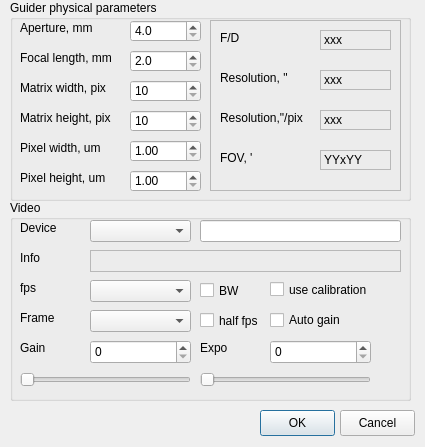
rumengb/lin_guider, file lin_guider/ui/setup_video.ui: the form before one commit.
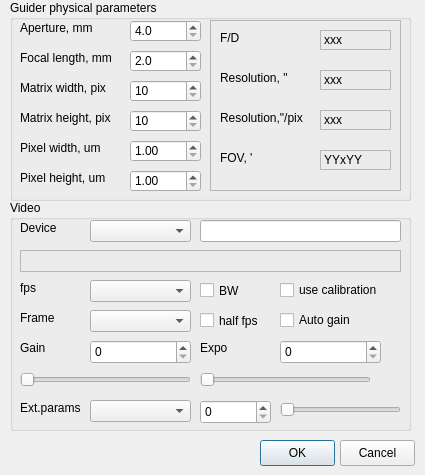
The form after the commit.

```diff
--- a/lin_guider/ui/setup_video.ui
+++ b/lin_guider/ui/setup_video.ui
@@ -7,19 +7,19 @@
     <x>0</x>
     <y>0</y>
     <width>425</width>
-    <height>447</height>
+    <height>475</height>
    </rect>
   </property>
   <property name="minimumSize">
    <size>
     <width>425</width>
-    <height>447</height>
+    <height>475</height>
    </size>
   </property>
   <property name="maximumSize">
    <size>
     <width>425</width>
-    <height>447</height>
+    <height>475</height>
    </size>
   </property>
   <property name="windowTitle">
@@ -395,7 +395,7 @@
      <x>10</x>
      <y>200</y>
      <width>401</width>
-     <height>201</height>
+     <height>231</height>
     </rect>
    </property>
    <property name="title">
@@ -502,9 +502,9 @@
    <widget class="QCheckBox" name="checkBox_AutoGain">
     <property name="geometry">
      <rect>
-      <x>260</x>
+      <x>270</x>
       <y>110</y>
-      <width>91</width>
+      <width>121</width>
       <height>20</height>
      </rect>
     </property>
@@ -564,7 +564,7 @@
    <widget class="QSpinBox" name="spinBox_Expo">
     <property name="geometry">
      <rect>
-      <x>260</x>
+      <x>270</x>
       <y>140</y>
       <width>101</width>
       <height>24</height>
@@ -587,10 +587,10 @@
    <widget class="QCheckBox" name="checkBox_UseCalibration">
     <property name="geometry">
      <rect>
-      <x>260</x>
+      <x>270</x>
       <y>80</y>
-      <width>131</width>
-      <height>19</height>
+      <width>121</width>
+      <height>20</height>
      </rect>
     </property>
     <property name="text">
@@ -607,25 +607,58 @@
      </rect>
     </property>
    </widget>
-   <widget class="QLabel" name="l_Info">
+   <widget class="QSlider" name="horizontalSlider_ExtValue">
+    <property name="geometry">
+     <rect>
+      <x>270</x>
+      <y>200</y>
+      <width>121</width>
+      <height>20</height>
+     </rect>
+    </property>
+    <property name="orientation">
+     <enum>Qt::Horizontal</enum>
+    </property>
+   </widget>
+   <widget class="QSpinBox" name="spinBox_ExtValue">
+    <property name="geometry">
+     <rect>
+      <x>190</x>
+      <y>200</y>
+      <width>71</width>
+      <height>24</height>
+     </rect>
+    </property>
+   </widget>
+   <widget class="QLabel" name="label_ExtParams">
     <property name="geometry">
      <rect>
       <x>10</x>
-      <y>50</y>
+      <y>200</y>
       <width>61</width>
       <height>16</height>
      </rect>
     </property>
     <property name="text">
-     <string>Info</string>
+     <string>Ext.params</string>
+    </property>
+   </widget>
+   <widget class="QComboBox" name="comboBox_ExtParamList">
+    <property name="geometry">
+     <rect>
+      <x>80</x>
+      <y>200</y>
+      <width>101</width>
+      <height>22</height>
+     </rect>
     </property>
    </widget>
    <widget class="QLabel" name="label_Information">
     <property name="geometry">
      <rect>
-      <x>80</x>
+      <x>10</x>
       <y>50</y>
-      <width>311</width>
+      <width>381</width>
       <height>22</height>
      </rect>
     </property>
@@ -644,7 +677,7 @@
    <property name="geometry">
     <rect>
      <x>260</x>
-     <y>410</y>
+     <y>440</y>
      <width>75</width>
      <height>26</height>
     </rect>
@@ -657,7 +690,7 @@
    <property name="geometry">
     <rect>
      <x>340</x>
-     <y>410</y>
+     <y>440</y>
      <width>75</width>
      <height>26</height>
     </rect>
```
Left out of the diff: 7 changed lines with no effect on the pictures.
